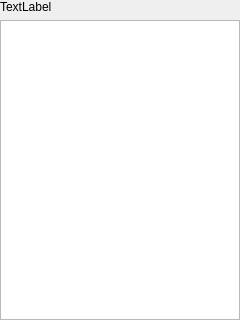
Before: the Qt Designer form views/objectview.ui in nicobucher/TMInspector, drawn with Qt 5.
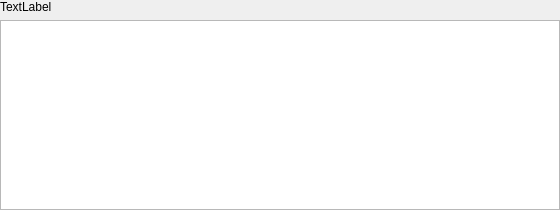
After: the same form once the commit is applied.

Commit message: object view now have the correct default window size

```diff
--- a/views/objectview.ui
+++ b/views/objectview.ui
@@ -6,10 +6,16 @@
    <rect>
     <x>0</x>
     <y>0</y>
-    <width>240</width>
-    <height>320</height>
+    <width>560</width>
+    <height>210</height>
    </rect>
   </property>
+  <property name="sizePolicy">
+   <sizepolicy hsizetype="Preferred" vsizetype="Preferred">
+    <horstretch>0</horstretch>
+    <verstretch>0</verstretch>
+   </sizepolicy>
+  </property>
   <property name="windowTitle">
    <string>Object</string>
   </property>
@@ -44,6 +50,15 @@
      <property name="uniformRowHeights">
       <bool>true</bool>
      </property>
+     <property name="sortingEnabled">
+      <bool>true</bool>
+     </property>
+     <property name="allColumnsShowFocus">
+      <bool>true</bool>
+     </property>
+     <property name="expandsOnDoubleClick">
+      <bool>false</bool>
+     </property>
     </widget>
    </item>
   </layout>
```
